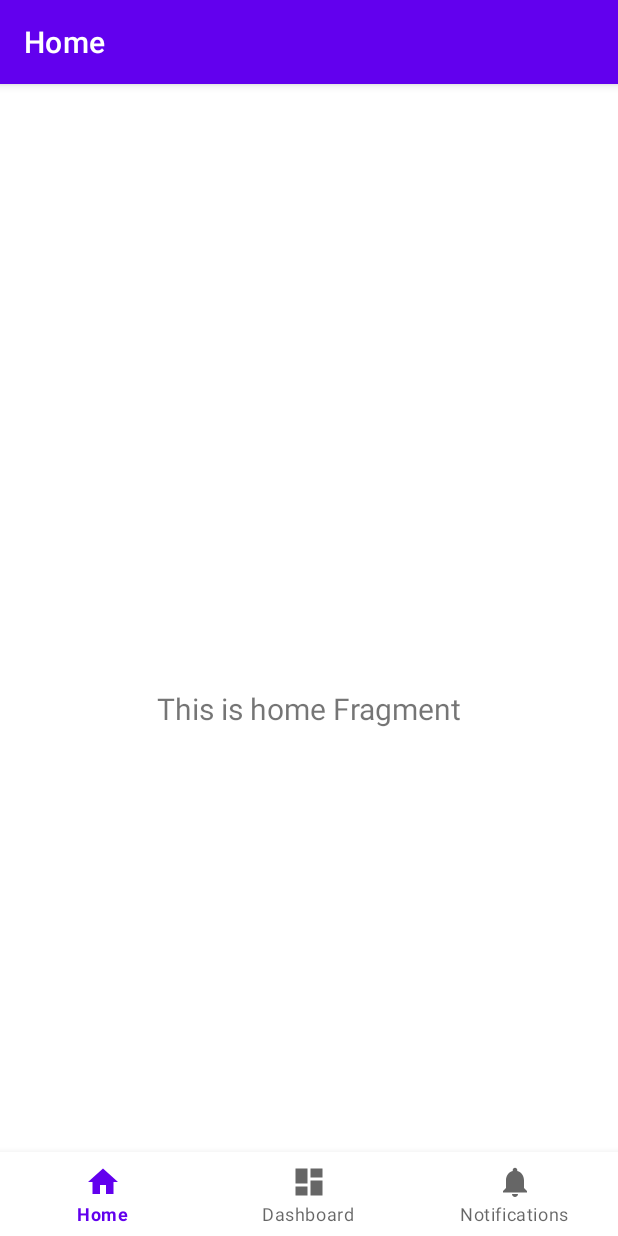
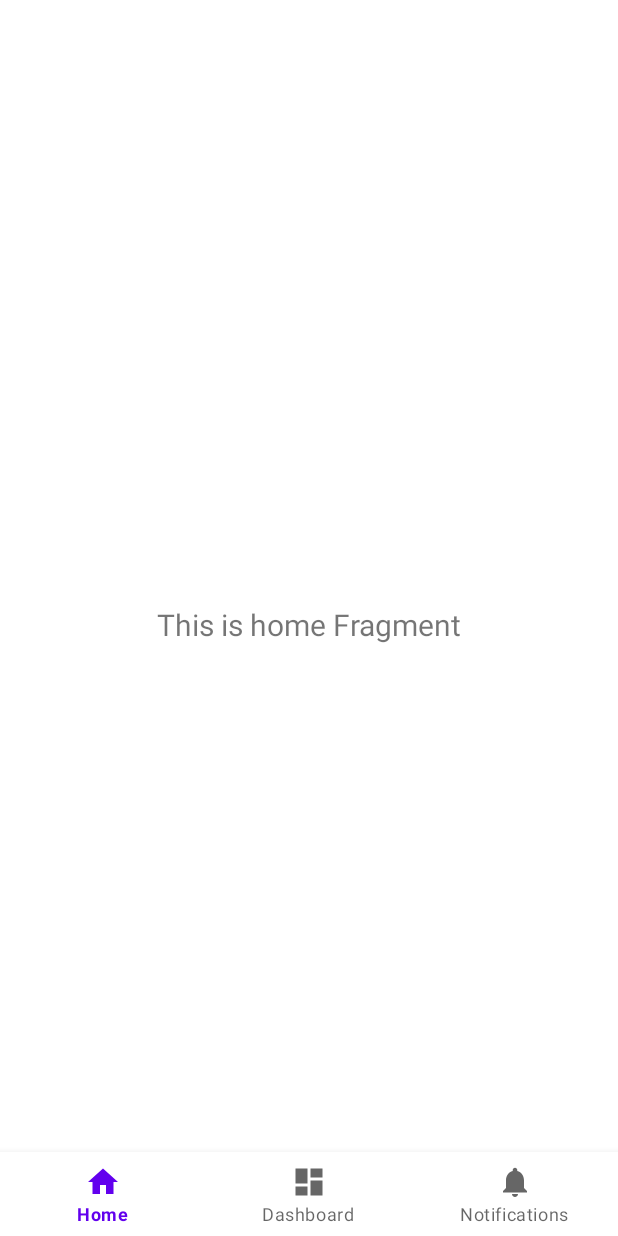
Before and after one commit to suhwankim03/madcamp_week2, an Android app: the MainActivity screen opened directly, with no data from a screen before it, on a phone screen of 412 x 824 dp. Run offline under Robolectric (Android 15) with nearby library versions, the phone set to English and light mode, and no system bars; our stand-ins replace navigation-ui.

Commit message:
ActionBar 삭제
ActionBar 삭제

```diff
--- a/app/src/main/java/com/example/findfriend/MainActivity.kt
+++ b/app/src/main/java/com/example/findfriend/MainActivity.kt
@@ -29,7 +29,6 @@ class MainActivity : AppCompatActivity() {
                 R.id.navigation_home, R.id.navigation_dashboard, R.id.navigation_notifications
             )
         )
-        setupActionBarWithNavController(navController, appBarConfiguration)
         navView.setupWithNavController(navController)
     }
 }
--- a/app/src/main/res/layout/activity_main.xml
+++ b/app/src/main/res/layout/activity_main.xml
@@ -3,8 +3,7 @@
     xmlns:app="http://schemas.android.com/apk/res-auto"
     android:id="@+id/container"
     android:layout_width="match_parent"
-    android:layout_height="match_parent"
-    android:paddingTop="?attr/actionBarSize">
+    android:layout_height="match_parent">
 
     <com.google.android.material.bottomnavigation.BottomNavigationView
         android:id="@+id/nav_view"
--- a/app/src/main/res/values-night/themes.xml
+++ b/app/src/main/res/values-night/themes.xml
@@ -1,6 +1,6 @@
 <resources xmlns:tools="http://schemas.android.com/tools">
     <!-- Base application theme. -->
-    <style name="Theme.FindFriend" parent="Theme.MaterialComponents.DayNight.DarkActionBar">
+    <style name="Theme.FindFriend" parent="Theme.MaterialComponents.DayNight.NoActionBar">
         <!-- Primary brand color. -->
         <item name="colorPrimary">@color/purple_200</item>
         <item name="colorPrimaryVariant">@color/purple_700</item>
--- a/app/src/main/res/values/themes.xml
+++ b/app/src/main/res/values/themes.xml
@@ -1,5 +1,5 @@
 <resources xmlns:tools="http://schemas.android.com/tools">
-    <style name="Theme.FindFriend" parent="Theme.MaterialComponents.DayNight.DarkActionBar">
+    <style name="Theme.FindFriend" parent="Theme.MaterialComponents.DayNight.NoActionBar">
         <!-- Primary brand color. -->
         <item name="colorPrimary">@color/purple_500</item>
         <item name="colorPrimaryVariant">@color/purple_700</item>
```
